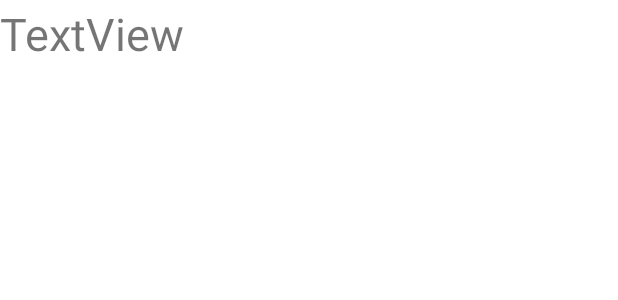
After one commit to AlicanKeklik/Pokemon, an Android app: the layout item_pokemon.xml on its own in the app's theme, with its tools: preview values and no code run, on a phone screen of 412 x 824 dp. The commit adds this screen. Shown: the top 300 px of the screen. Run offline under Robolectric (Android 15) with nearby library versions, the phone set to English and light mode, and no system bars.

Commit message:
Title[3] description[recycler view with example date and viewModel]

```diff
--- a/app/build.gradle
+++ b/app/build.gradle
@@ -40,6 +40,10 @@ dependencies {
     def nav_version = "2.5.3"
     def activity_version = "1.6.1"
     def fragment_version = "1.5.4"
+
+
+
+
     implementation 'androidx.core:core-ktx:1.7.0'
     implementation 'androidx.appcompat:appcompat:1.5.1'
     implementation 'com.google.android.material:material:1.7.0'
@@ -47,7 +51,7 @@ dependencies {
     testImplementation 'junit:junit:4.13.2'
     androidTestImplementation 'androidx.test.ext:junit:1.1.4'
     androidTestImplementation 'androidx.test.espresso:espresso-core:3.5.0'
-
+    implementation 'androidx.lifecycle:lifecycle-viewmodel-ktx:2.3.1'
     implementation "androidx.fragment:fragment-ktx:$fragment_version"
     implementation("androidx.activity:activity-ktx:$activity_version")
     implementation("androidx.navigation:navigation-fragment-ktx:$nav_version")
--- /dev/null
+++ b/app/src/main/java/com/alicankeklik/pokemon/model/Pokemon.kt
@@ -0,0 +1,5 @@
+package com.alicankeklik.pokemon.model
+
+data class Pokemon(
+    val pokemonName:String?,
+    val pokemonDetailUrl:String?)
--- /dev/null
+++ b/app/src/main/res/layout/item_pokemon.xml
@@ -0,0 +1,19 @@
+<?xml version="1.0" encoding="utf-8"?>
+<androidx.constraintlayout.widget.ConstraintLayout xmlns:android="http://schemas.android.com/apk/res/android"
+    xmlns:app="http://schemas.android.com/apk/res-auto"
+    xmlns:tools="http://schemas.android.com/tools"
+    android:layout_width="match_parent"
+    android:layout_height="wrap_content">
+
+    <TextView
+        android:id="@+id/name"
+        android:layout_width="match_parent"
+        android:layout_height="50dp"
+        android:layout_marginTop="2dp"
+        android:text="TextView"
+        android:textSize="30sp"
+        app:layout_constraintBottom_toBottomOf="parent"
+        app:layout_constraintEnd_toEndOf="parent"
+        app:layout_constraintStart_toStartOf="parent"
+        app:layout_constraintTop_toTopOf="parent" />
+</androidx.constraintlayout.widget.ConstraintLayout>
```
Also changed, not shown: app/src/main/java/com/alicankeklik/pokemon/adapter/PokemonListAdapter.kt (added, +36 -0 lines), app/src/main/java/com/alicankeklik/pokemon/view/PermissionFragment.kt (+28 -0 lines), app/src/main/java/com/alicankeklik/pokemon/viewmodel/PokemonListViewModel.kt (added, +23 -0 lines), app/src/main/res/layout/fragment_permission.xml (+10 -0 lines).
